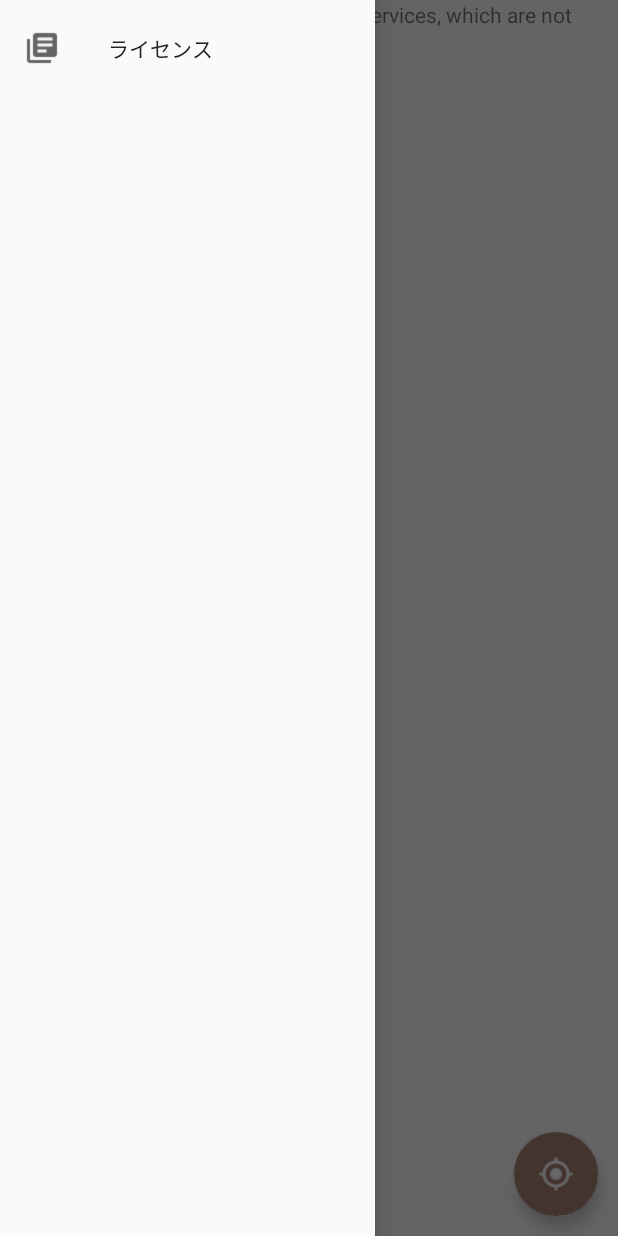
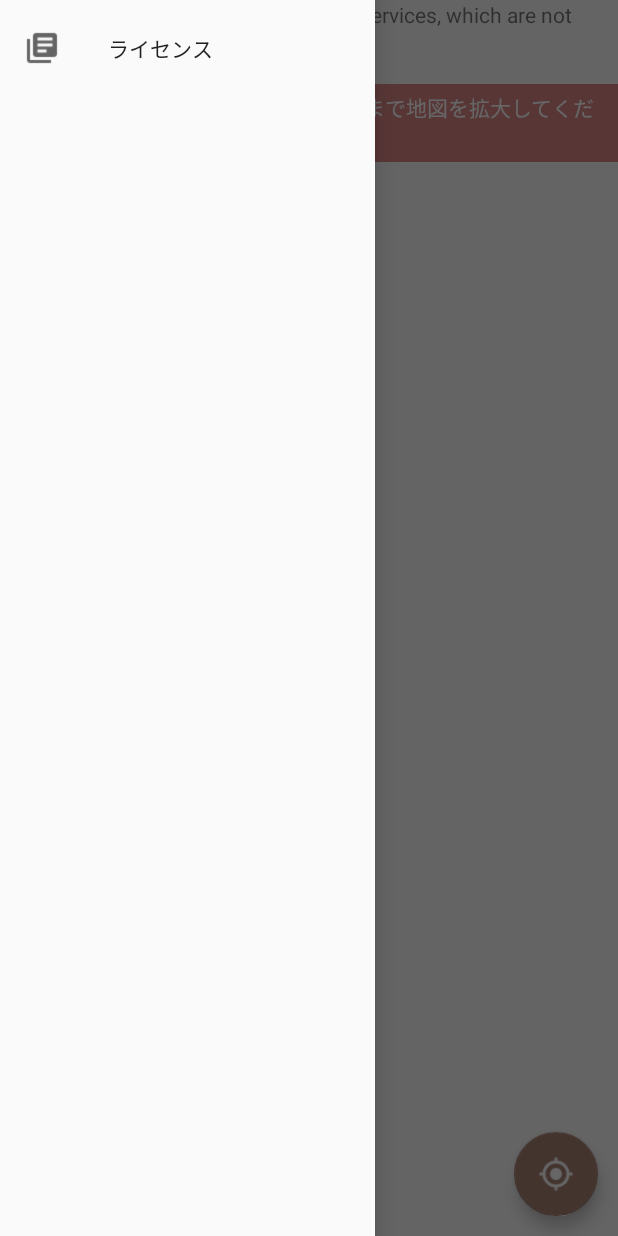
Before and after one commit to YokoMasa/cat-map, an Android app: the screen it shows after launch (MapsActivity), with the side drawer open, on a phone screen of 412 x 824 dp. Run offline under Robolectric (Android 15) with nearby library versions, the phone set to English and light mode, and no system bars; libraries missing offline, so code that uses them is left out: com.twitter.sdk; 1 statement that could not run was skipped.

Commit message:
added zoom warning

```diff
--- a/app/src/main/res/layout/activity_maps.xml
+++ b/app/src/main/res/layout/activity_maps.xml
@@ -19,6 +19,11 @@
             android:layout_height="match_parent"
             tools:context=".ui.activity.MapsActivity" />
 
+        <LinearLayout
+            android:orientation="vertical"
+            android:layout_width="match_parent"
+            android:layout_height="wrap_content">
+
             <android.support.v7.widget.Toolbar
                 android:id="@+id/maps_toolbar"
                 android:layout_width="match_parent"
@@ -27,6 +32,17 @@
                 android:minHeight="?attr/actionBarSize"
                 android:theme="?attr/actionBarTheme"
                 app:navigationIcon="@drawable/navigation_menu"/>
+
+            <TextView
+                android:id="@+id/maps_zoom_warning"
+                android:background="@color/zoom_warning_red"
+                android:text="@string/zoom_warning"
+                android:textColor="#FFF"
+                android:padding="5dp"
+                android:layout_width="match_parent"
+                android:layout_height="wrap_content" />
+
+        </LinearLayout>
 
         <android.support.design.widget.FloatingActionButton
             android:id="@+id/maps_location_button"
--- a/app/src/main/res/values/colors.xml
+++ b/app/src/main/res/values/colors.xml
@@ -8,4 +8,5 @@
     <color name="login_button_color">@color/colorPrimary</color>
     <color name="login_button_color_pressed">#99776a</color>
     <color name="comment_background">#d1FFFFFF</color>
+    <color name="zoom_warning_red">#dd8888</color>
 </resources>
--- a/app/src/main/res/values/strings.xml
+++ b/app/src/main/res/values/strings.xml
@@ -33,6 +33,7 @@
     <string name="failed_to_add_comment">コメントの追加に失敗しました</string>
     <string name="failed_to_load_comments">コメントがロードできませんでした</string>
     <string name="finding_current_location">現在地を取得します...</string>
+    <string name="zoom_warning">ネコを読み込むにはこの表示が消えるまで地図を拡大してください。</string>
 
     <string name="from_camera">写真を撮る</string>
     <string name="from_album">アルバムから選ぶ</string>
```
Also changed, not shown: app/src/main/java/com/masaworld/catmap/ui/activity/MapsActivity.java (+18 -2 lines), app/src/main/java/com/masaworld/catmap/viewmodel/CatMapViewModel.java (+22 -2 lines). Lines whose indentation alone changed are shown as unchanged.
